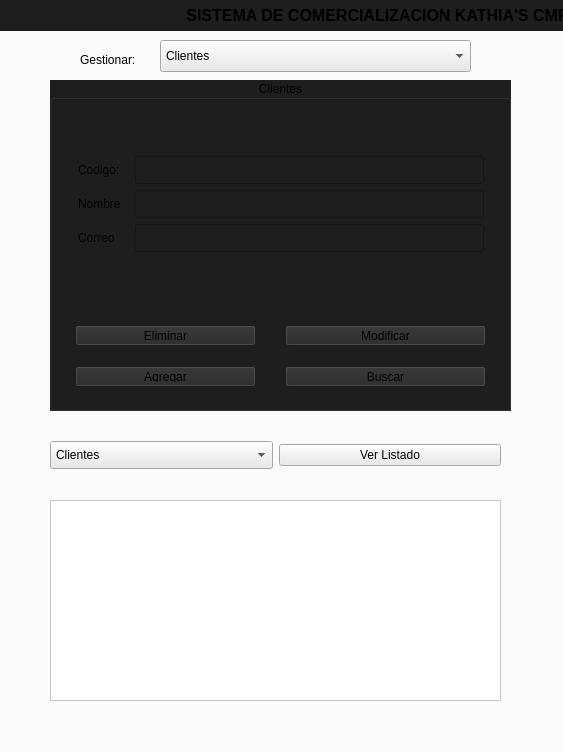
Above: mainwindow.ui from Kaouruk/Comercio-Electronico before the change. Below: the same form after it.
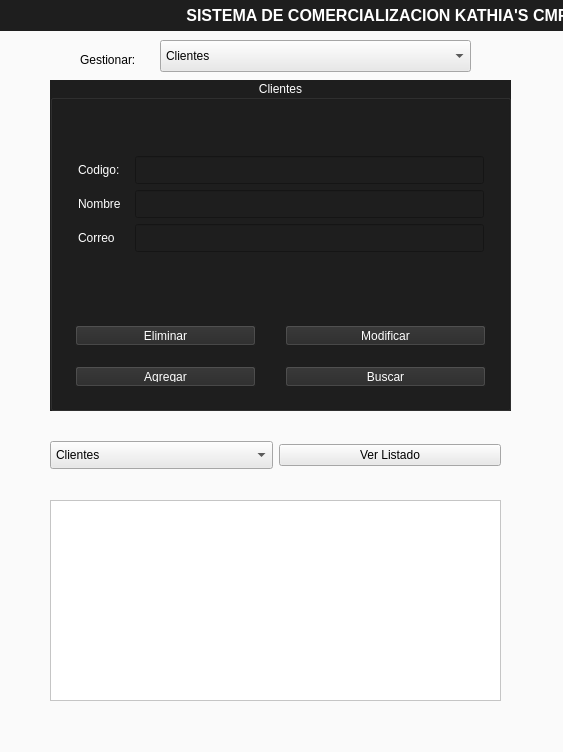
That is the form after the change.

Patch:
```diff
--- a/mainwindow.ui
+++ b/mainwindow.ui
@@ -37,7 +37,8 @@
     </property>
     <property name="styleSheet">
      <string notr="true">background-color:rgb(30,30,30);
-text-align: center</string>
+text-align: center;
+color:white;</string>
     </property>
     <property name="text">
      <string>                                          SISTEMA DE COMERCIALIZACION KATHIA'S CMR</string>
@@ -119,7 +120,7 @@
     <property name="styleSheet">
      <string notr="true">padding:5px;
 background-color:rgb(30,30,30);
-</string>
+color:white;</string>
     </property>
     <property name="title">
      <string>Productos</string>
@@ -358,6 +359,7 @@
     <property name="styleSheet">
      <string notr="true">padding:5px;
 background-color:rgb(30,30,30);
+color:white;
 </string>
     </property>
     <property name="title">
@@ -546,6 +548,7 @@
     <property name="styleSheet">
      <string notr="true">padding:5px;
 background-color:rgb(30,30,30);
+color:white;
 </string>
     </property>
     <property name="title">
```
Left out of the diff: 10 changed lines with no effect on the pictures.
